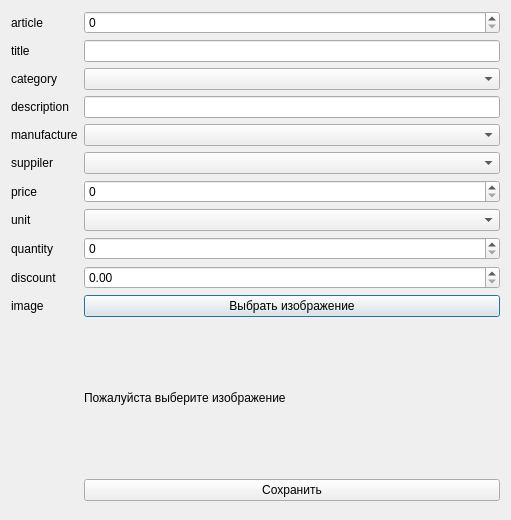
Above: ui/ItemDialog.ui from Leevandr/demo_final before the change. Below: the same form after it.
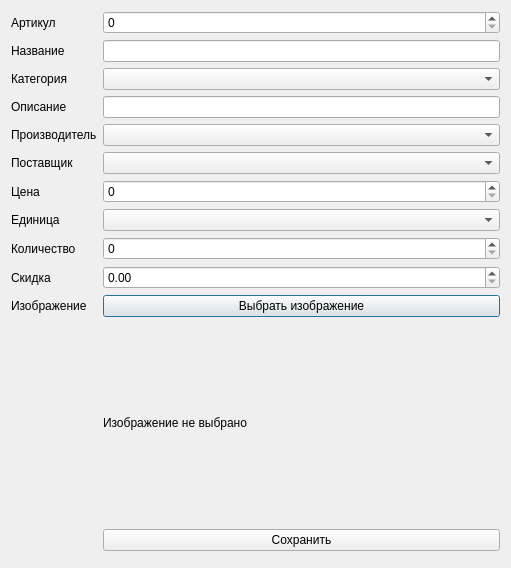
That is the form after the change.

What changed in the file:
```diff
--- a/ui/ItemDialog.ui
+++ b/ui/ItemDialog.ui
@@ -21,14 +21,14 @@
        <item row="0" column="0">
         <widget class="QLabel" name="articleLabel">
          <property name="text">
-          <string>article</string>
+          <string>Артикул</string>
          </property>
         </widget>
        </item>
        <item row="1" column="0">
         <widget class="QLabel" name="titleLabel">
          <property name="text">
-          <string>title</string>
+          <string>Название</string>
          </property>
         </widget>
        </item>
@@ -38,7 +38,7 @@
        <item row="2" column="0">
         <widget class="QLabel" name="categoryLabel">
          <property name="text">
-          <string>category</string>
+          <string>Категория</string>
          </property>
         </widget>
        </item>
@@ -48,7 +48,7 @@
        <item row="3" column="0">
         <widget class="QLabel" name="descriptionLabel">
          <property name="text">
-          <string>description</string>
+          <string>Описание</string>
          </property>
         </widget>
        </item>
@@ -58,7 +58,7 @@
        <item row="4" column="0">
         <widget class="QLabel" name="manufactureLabel">
          <property name="text">
-          <string>manufacture</string>
+          <string>Производитель</string>
          </property>
         </widget>
        </item>
@@ -68,7 +68,7 @@
        <item row="5" column="0">
         <widget class="QLabel" name="suppilerLabel">
          <property name="text">
-          <string>suppiler</string>
+          <string>Поставщик</string>
          </property>
         </widget>
        </item>
@@ -78,7 +78,7 @@
        <item row="6" column="0">
         <widget class="QLabel" name="priceLabel">
          <property name="text">
-          <string>price</string>
+          <string>Цена</string>
          </property>
         </widget>
        </item>
@@ -92,7 +92,7 @@
        <item row="7" column="0">
         <widget class="QLabel" name="unitLabel">
          <property name="text">
-          <string>unit</string>
+          <string>Единица</string>
          </property>
         </widget>
        </item>
@@ -102,14 +102,14 @@
        <item row="8" column="0">
         <widget class="QLabel" name="quantityLabel">
          <property name="text">
-          <string>quantity</string>
+          <string>Количество</string>
          </property>
         </widget>
        </item>
        <item row="9" column="0">
         <widget class="QLabel" name="discountLabel">
          <property name="text">
-          <string>discount</string>
+          <string>Скидка</string>
          </property>
         </widget>
        </item>
@@ -119,7 +119,7 @@
        <item row="10" column="0">
         <widget class="QLabel" name="imageLabel">
          <property name="text">
-          <string>image</string>
+          <string>Изображение</string>
          </property>
         </widget>
        </item>
@@ -147,18 +147,18 @@
         <widget class="QLabel" name="label">
          <property name="minimumSize">
           <size>
-           <width>400</width>
-           <height>150</height>
+           <width>300</width>
+           <height>200</height>
           </size>
          </property>
          <property name="maximumSize">
           <size>
-           <width>150</width>
-           <height>150</height>
+           <width>300</width>
+           <height>200</height>
           </size>
          </property>
          <property name="text">
-          <string>Пожалуйста выберите изображение</string>
+          <string>Изображение не выбрано</string>
          </property>
         </widget>
        </item>
```
Left out of the diff: 2 changed lines with no effect on the pictures.
